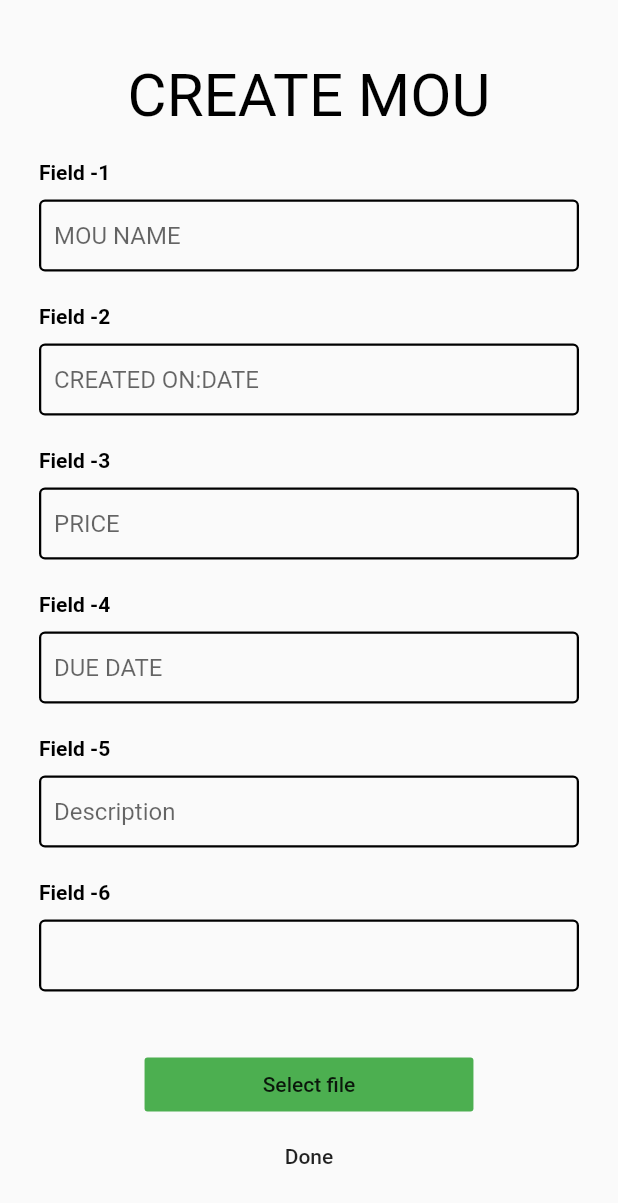
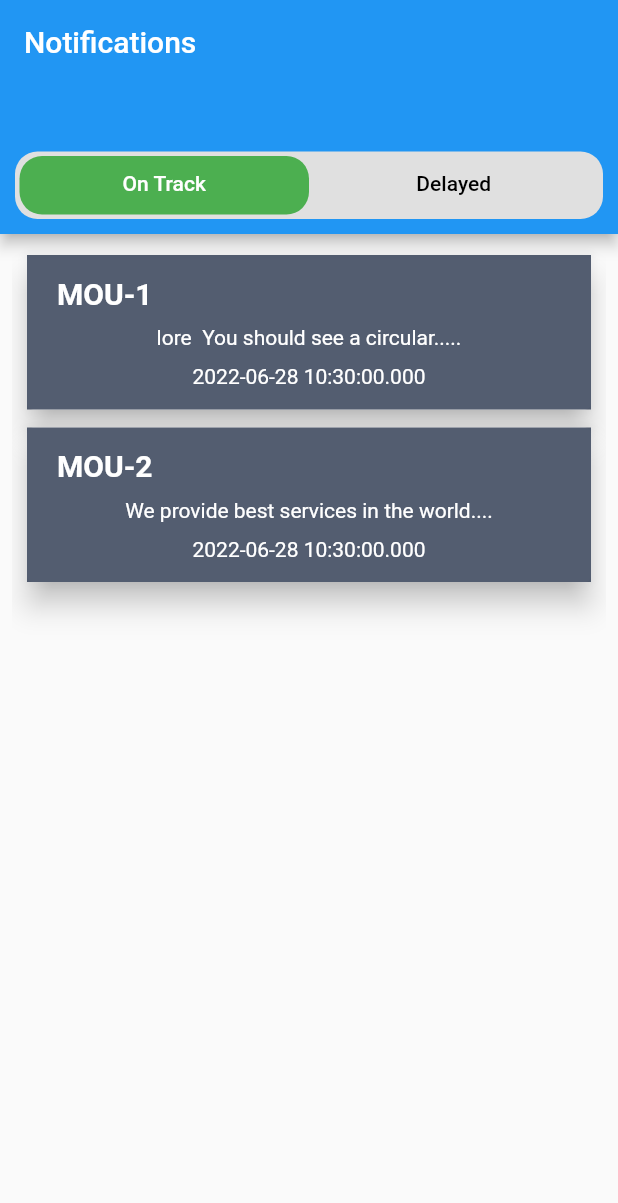
Before and after one commit to joshi-sushant02/Project-Work, a Flutter app: the screen it shows after launch, on a phone screen of 412 x 824 dp. Shown: the top 1203 px of the screen. Run offline on Flutter 3.47's test engine with Material 2 defaults, Android fonts, the phone set to English and light mode, and no system bars; our stand-ins replace file_picker, firebase_core, firebase_storage, timeline_tile; accounts and stored records are empty.

Commit message:
"uploading"

```diff
--- /dev/null
+++ b/lib/create_mou/backend.dart
@@ -0,0 +1 @@
+class creationDetails {}
--- a/lib/create_mou/create.dart
+++ b/lib/create_mou/create.dart
@@ -3,7 +3,7 @@ import 'package:firebase1/create_mou/fields.dart';
 import 'package:firebase_storage/firebase_storage.dart';
 import 'package:flutter/material.dart';
 import 'dart:io' as io;
-import '../utils/fileUpload.dart';
+import 'uploadApi.dart';
 
 class createMou extends StatefulWidget {
   createMou({Key? key}) : super(key: key);
@@ -29,37 +29,33 @@ class createMouState extends State<createMou> {
     return Scaffold(
       body: Form(
           child: Padding(
-        padding: const EdgeInsets.symmetric(horizontal: 26.0, vertical: 0.0),
+        padding: const EdgeInsets.symmetric(horizontal: 50.0, vertical: 0.0),
         child: SingleChildScrollView(
           child: Column(
             children: [
-              const SizedBox(height: 40),
-              Text(
-                "CREATE MOU",
-                textAlign: TextAlign.center,
-                style: const TextStyle(color: Colors.black, fontSize: 40),
-              ),
+              const SizedBox(height: 80),
+              title("CREATE MOU"),
               const SizedBox(height: 20),
               fields("Field -1", "MOU NAME"),
               const SizedBox(height: 20),
-              fields("Field -2", "CREATED ON:DATE"),
+              fields("Field -2", "Created On : Date"),
               const SizedBox(height: 20),
-              fields("Field -3", "PRICE"),
+              fields("Field -3", "Description"),
               const SizedBox(height: 20),
-              fields("Field -4", "DUE DATE"),
+              fields("Field -4", "Due Date"),
               const SizedBox(height: 20),
-              fields("Field -5", "Description"),
+              fields("Field -5", "field5"),
               const SizedBox(height: 20),
-              fields("Field -6", ""),
+              fields("Field -6", "field6"),
               const SizedBox(height: 20),
               Text(file == null ? "" : file!.path.split('/').last),
               FlatButton(
                   onPressed: pickFile,
-                  child:
-                      Text("                  Select file                  "),
+                  child: Text(
+                      "                           Select file                            "),
                   autofocus: true,
-                  color: Colors.green),
-              FlatButton(
+                  color: Color.fromARGB(255, 72, 202, 76)),
+              OutlinedButton(
                 onPressed: fileUpload,
                 child: Text("Done"),
               ),
@@ -92,57 +88,9 @@ class createMouState extends State<createMou> {
       String filename = (file!.path).split('/').last;
       final location = 'files11/$filename';
 
-      await FirebaseApi._uploadTask(location, file!);
+      await FirebaseApi.uploadTask(location, file!);
+
       print("done");
     }
   }
 }
-
-class FirebaseApi {
-  static UploadTask? _uploadTask(String location, io.File file) {
-    try {
-      final refer = FirebaseStorage.instance.ref(location);
-      return refer.putFile(file);
-    } on FirebaseException catch (e) {
-      print(e);
-    }
-  }
-
-  static Future<List<FirebaseFile>> listAll(String path) async {
-    final ref = FirebaseStorage.instance.ref(path);
-    final result = await ref.listAll();
-    final url = await getlink(result.items);
-    return url
-        .asMap()
-        .map((index, url) {
-          final ref = result.items[index];
-          final name = ref.name;
-          final file = FirebaseFile(ref: ref, name: name, url: url);
-          return MapEntry(index, file);
-        })
-        .values
-        .toList();
-  }
-
-  static Future<List<String>> getlink(List<Reference> ref) =>
-      Future.wait(ref.map((ref) => ref.getDownloadURL()).toList());
-
-  static Future download(Reference ref) async {
-    try {
-      final io.Directory systemTempDir = io.Directory.systemTemp;
-      final io.File tempFile =
-          io.File('/storage/emulated/0/Download/temp${ref.name}');
-      if (tempFile.existsSync()) await tempFile.delete();
-
-      await ref.writeToFile(tempFile);
-
-      print('${systemTempDir.path}/temp${ref.name}'
-          // 'Success!\n Downloaded ${ref.name} \n from bucket: ${ref.bucket}\n '
-          // 'at path: ${ref.fullPath} \n'
-          // 'Wrote "${ref.fullPath}" to tmp-${ref.name}',
-          );
-    } catch (e) {
-      print(e);
-    }
-  }
-}
--- a/lib/create_mou/download.dart
+++ /dev/null
@@ -1,29 +0,0 @@
-import 'package:firebase_storage/firebase_storage.dart';
-import 'package:flutter/material.dart';
-
-import '../utils/fileUpload.dart';
-
-class FirebaseFile {
-  final Reference ref;
-  final String name;
-  final String url;
-
-  const FirebaseFile({
-    required this.ref,
-    required this.name,
-    required this.url,
-  });
-}
-
-Widget buildFile(BuildContext context, FirebaseFile file) => ListTile(
-    title: Text(
-      file.name,
-      style: TextStyle(
-        fontWeight: FontWeight.bold,
-        decoration: TextDecoration.underline,
-        color: Colors.blue,
-      ),
-    ),
-    onTap: () async {
-      await FirebaseApi.download(file.ref);
-    });
--- a/lib/create_mou/fields.dart
+++ b/lib/create_mou/fields.dart
@@ -9,12 +9,14 @@ Widget fields(String text, String hintText) {
     children: [
       Text(
         text,
-        style:
-            const TextStyle(color: Colors.black, fontWeight: FontWeight.bold),
+        style: const TextStyle(
+          color: Colors.black,
+        ),
       ),
       const SizedBox(height: 10),
       SizedBox(
-        height: 50,
+        height: 40,
+        width: 400,
         child: TextFormField(
           onChanged: (val) {},
           decoration: InputDecoration(
@@ -32,3 +34,11 @@ Widget fields(String text, String hintText) {
     ],
   );
 }
+
+Widget title(String text) {
+  return Text(
+    text,
+    textAlign: TextAlign.center,
+    style: const TextStyle(color: Colors.black, fontSize: 35),
+  );
+}
--- a/lib/main.dart
+++ b/lib/main.dart
@@ -1,5 +1,6 @@
 import 'package:firebase1/bottom_drawer/bottom_drawer.dart';
 import 'package:firebase1/create_mou/create.dart';
+import 'package:firebase1/notifications_tab/tabs.dart';
 import 'package:firebase1/profile/profile.dart';
 import 'package:firebase1/utils/calander.dart';
 import 'package:firebase1/utils/fileUpload.dart';
@@ -33,7 +34,7 @@ class MyApp extends StatelessWidget {
       theme: ThemeData(
         primarySwatch: Colors.blue,
       ),
-      home: createMou(),
+      home: NotiBar(),
     );
   }
 }
--- /dev/null
+++ b/lib/notifications_tab/list.dart
@@ -0,0 +1,43 @@
+class onTrack {
+  String title;
+  String description;
+  DateTime date;
+
+  onTrack({required this.title, required this.description, required this.date});
+}
+
+class delayed {
+  String title;
+  String description;
+  DateTime date;
+
+  delayed({required this.title, required this.description, required this.date});
+}
+
+List getonTracksList() {
+  return [
+    onTrack(
+        title: "MOU-1",
+        date: DateTime.now(),
+        description: "lore  You should see a circular....."),
+    onTrack(
+        title: "MOU-2",
+        date: DateTime.now(),
+        description: "We provide best services in the world...."),
+  ];
+}
+
+List getdelayedList() {
+  return [
+    onTrack(
+        title: "MOU-3",
+        date: DateTime.now(),
+        description:
+            "We provide best services in the world. There are many variations of passages of Lorem Ipsum available, but the majority have suffered alteration in some ..."),
+    onTrack(
+        title: "MOU-4",
+        date: DateTime.now(),
+        description:
+            "We provide best services in the world. There are many variations of passages of Lorem Ipsum available, but the majority have suffered alteration in some ..."),
+  ];
+}
--- a/lib/notifications_tab/tab_bar.dart
+++ b/lib/notifications_tab/tab_bar.dart
@@ -1,24 +1,28 @@
+import 'package:firebase1/notifications_tab/list.dart';
 import 'package:firebase1/notifications_tab/tabs.dart';
 import 'package:flutter/material.dart';
 
-class StackOver extends StatefulWidget {
+class NotiBar extends StatefulWidget {
+  const NotiBar({Key? key}) : super(key: key);
+
   @override
-  _StackOverState createState() => _StackOverState();
+  NotiBarState createState() => NotiBarState();
 }
 
-class _StackOverState extends State<StackOver>
-    with SingleTickerProviderStateMixin {
+class NotiBarState extends State<NotiBar> with SingleTickerProviderStateMixin {
   late TabController _tabController;
   int index = 0;
+  static late List ontracklist;
+  static late List delayedlist;
 
   @override
   void initState() {
+    ontracklist = getonTracksList();
+    delayedlist = getdelayedList();
     _tabController = TabController(length: 2, vsync: this);
-
     _tabController.addListener(() {
       setState(() {
         index = _tabController.index;
-        print("Selected Index: " + _tabController.index.toString());
       });
     });
     super.initState();
@@ -33,50 +37,40 @@ class _StackOverState extends State<StackOver>
   @override
   Widget build(BuildContext context) {
     return Scaffold(
-      appBar: AppBar(
-        bottom: PreferredSize(
-            preferredSize: Size.fromHeight(100.0),
-            child: tabs(_tabController, index)),
-        title: Text(
-          'Tab bar',
-        ),
-      ),
+      appBar: appbar(),
       body: Padding(
         padding: const EdgeInsets.all(8.0),
         child: Column(
           children: [
             // tab bar view here
-            Expanded(
-              child: TabBarView(
-                controller: _tabController,
-                children: [
-                  // first tab bar view widget
-                  Center(
-                    child: Text(
-                      'Place Bid',
-                      style: TextStyle(
-                        fontSize: 25,
-                        fontWeight: FontWeight.w600,
-                      ),
-                    ),
-                  ),
-
-                  // second tab bar view widget
-                  Center(
-                    child: Text(
-                      'Buy Now',
-                      style: TextStyle(
-                        fontSize: 25,
-                        fontWeight: FontWeight.w600,
-                      ),
-                    ),
-                  ),
-                ],
-              ),
-            ),
+            Expanded(child: tabview()),
           ],
         ),
       ),
     );
   }
+
+  PreferredSizeWidget appbar() {
+    return AppBar(
+      bottom: PreferredSize(
+          preferredSize: const Size.fromHeight(100.0),
+          child: tabs(_tabController, index)),
+      title: const Text(
+        'Notifications',
+        textAlign: TextAlign.center,
+      ),
+    );
+  }
+
+  Widget tabview() {
+    return TabBarView(
+      controller: _tabController,
+      children: [
+        // first tab bar view widget
+        makeOnTrack,
+        // second tab bar view widget
+        makeDelayed
+      ],
+    );
+  }
 }
--- a/lib/notifications_tab/tabs.dart
+++ b/lib/notifications_tab/tabs.dart
@@ -1,3 +1,4 @@
+import 'package:firebase1/notifications_tab/list.dart';
 import 'package:flutter/material.dart';
 import 'tab_bar.dart';
 
@@ -31,12 +32,12 @@ Widget tabs(TabController _tabController, int index) {
             tabs: [
               // first tab [you can add an icon using the icon property]
               Tab(
-                text: '${index}',
+                text: 'On Track',
               ),
 
               // second tab [you can add an icon using the icon property]
               Tab(
-                text: '${index}',
+                text: 'Delayed',
               ),
             ],
           ),
@@ -46,3 +47,61 @@ Widget tabs(TabController _tabController, int index) {
     ),
   );
 }
+
+ListTile makeListTile(onTrack onTrack) => ListTile(
+      contentPadding: EdgeInsets.symmetric(horizontal: 20.0, vertical: 10.0),
+      title: Text(
+        onTrack.title,
+        style: TextStyle(
+            color: Colors.white, fontWeight: FontWeight.bold, fontSize: 20),
+      ),
+      subtitle: Column(
+        children: <Widget>[
+          Padding(
+              padding: EdgeInsets.only(
+                top: 10.0,
+              ),
+              child: Text(onTrack.description,
+                  style: TextStyle(color: Colors.white))),
+          Padding(
+              padding: EdgeInsets.only(
+                top: 10.0,
+              ),
+              child: Text(onTrack.date.toString(),
+                  style: TextStyle(color: Colors.white))),
+        ],
+      ),
+    );
+
+Card makeCard(onTrack onTrack) => Card(
+      elevation: 8.0,
+      margin: new EdgeInsets.symmetric(horizontal: 10.0, vertical: 6.0),
+      child: Container(
+        decoration: BoxDecoration(
+          color: Color.fromRGBO(64, 75, 96, .9),
+        ),
+        child: makeListTile(onTrack),
+      ),
+    );
+final makeOnTrack = Container(
+  // decoration: BoxDecoration(color: Color.fromRGBO(58, 66, 86, 1.0)),
+  child: ListView.builder(
+    scrollDirection: Axis.vertical,
+    shrinkWrap: true,
+    itemCount: NotiBarState.ontracklist.length,
+    itemBuilder: (BuildContext context, int index) {
+      return makeCard(NotiBarState.ontracklist[index]);
+    },
+  ),
+);
+final makeDelayed = Container(
+  // decoration: BoxDecoration(color: Color.fromRGBO(58, 66, 86, 1.0)),
+  child: ListView.builder(
+    scrollDirection: Axis.vertical,
+    shrinkWrap: true,
+    itemCount: NotiBarState.delayedlist.length,
+    itemBuilder: (BuildContext context, int index) {
+      return makeCard(NotiBarState.delayedlist[index]);
+    },
+  ),
+);
```
Also changed, not shown: lib/create_mou/uploadApi.dart (added, +78 -0 lines).
